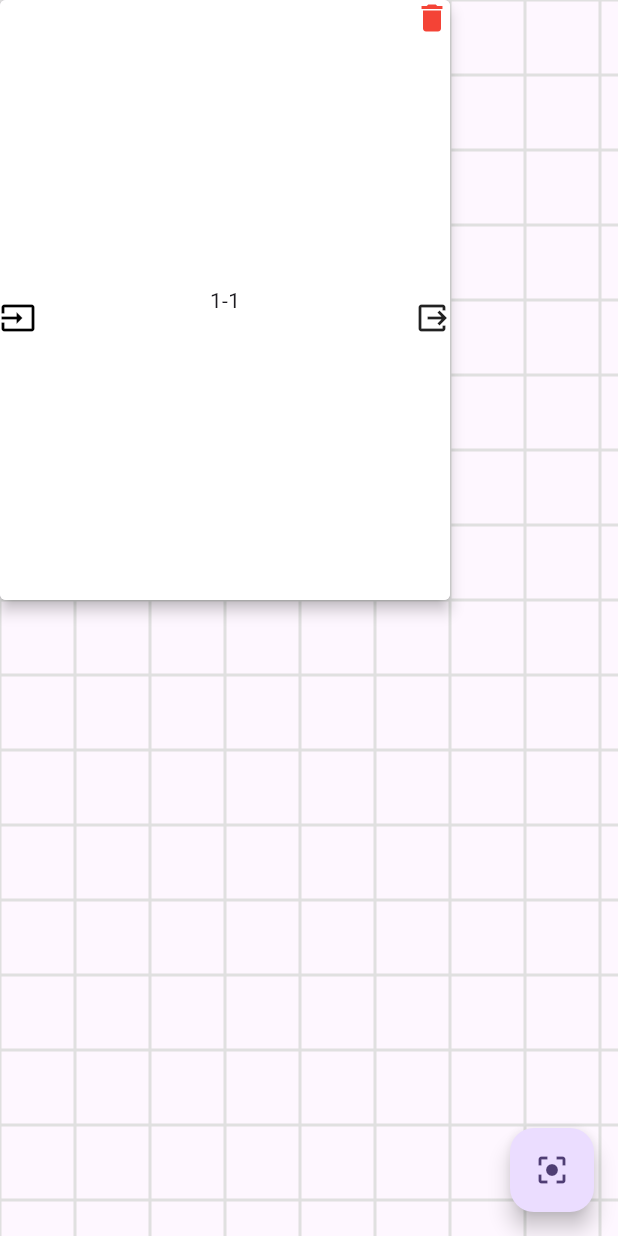
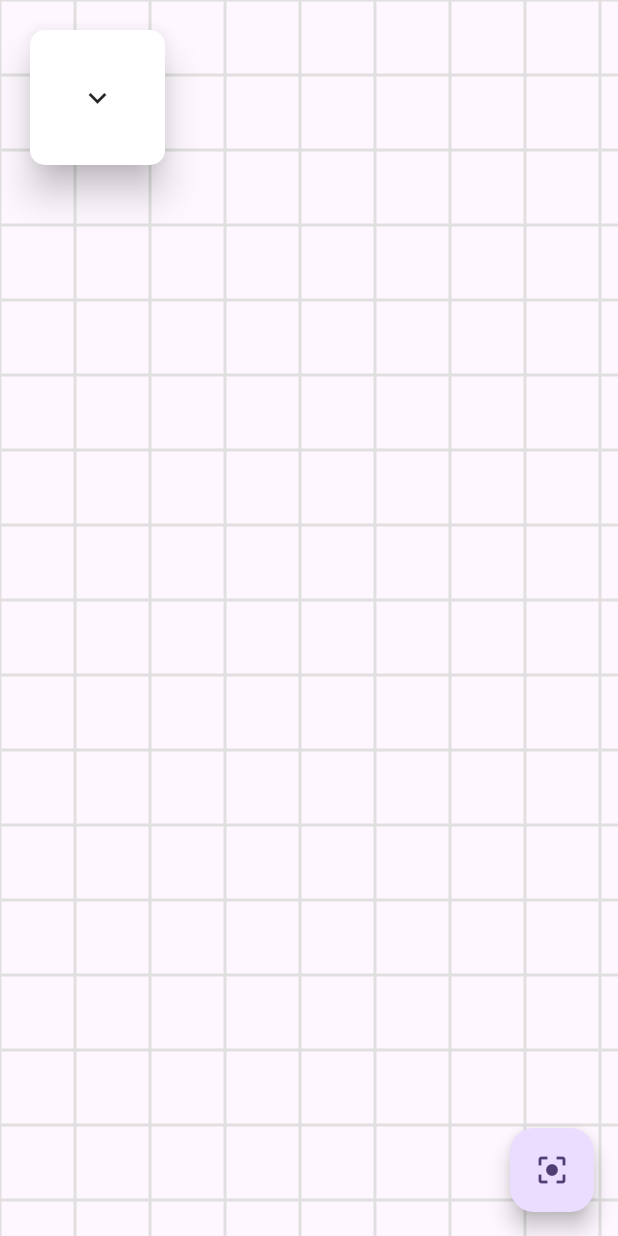
Before and after one commit to guchengxi1994/flow_compose, a Flutter app: the screen it shows after launch, on a phone screen of 412 x 824 dp. Run offline on Flutter 3.47's test engine with Material 3 defaults, Android fonts, the phone set to English and light mode, and no system bars.

Commit message:
feat: drag nodes to board

```diff
--- a/example/lib/main.dart
+++ b/example/lib/main.dart
@@ -31,15 +31,17 @@ class MyHomePage extends StatefulWidget {
 
 class _MyHomePageState extends State<MyHomePage> {
   final controller = BoardController(
-      initialState: BoardState<Edge>(data: BaseNode.fake(), edges: {}));
+      initialState: BoardState<Edge>(data: [], edges: {}),
+      nodes: [
+        BaseNode(
+          label: "fake",
+          uuid: "fake",
+          depth: -1,
+          offset: Offset.zero,
+        )
+      ]);
   @override
   Widget build(BuildContext context) {
-    // This method is rerun every time setState is called, for instance as done
-    // by the _incrementCounter method above.
-    //
-    // The Flutter framework has been optimized to make rerunning build methods
-    // fast, so that you can just rebuild anything that needs updating rather
-    // than having to individually change instances of widgets.
     return Scaffold(
       body: InfiniteDrawingBoard(
         controller: controller,
--- a/lib/src/board.dart
+++ b/lib/src/board.dart
@@ -1,5 +1,6 @@
 import 'package:flow_compose/flow_compose.dart';
 import 'package:flow_compose/src/annotation.dart';
+import 'package:flow_compose/src/nodes/node_list_widget.dart';
 import 'package:flow_compose/src/nodes/nodes.dart';
 import 'package:flutter/gestures.dart';
 import 'package:flutter/material.dart';
@@ -110,6 +111,12 @@ class _InfiniteDrawingBoardState extends State<InfiniteDrawingBoard> {
     currentUuid = null;
   }
 
+  void _addNewNode(INode node) {
+    boardNotifier.value = boardNotifier.value.copyWith(
+      data: boardNotifier.value.data.toList()..add(node),
+    );
+  }
+
   void _handleNodeDrag(String uuid, Offset offset, double factor) {
     var data = boardNotifier.value.data;
     data = data.map((e) {
@@ -158,9 +165,9 @@ class _InfiniteDrawingBoardState extends State<InfiniteDrawingBoard> {
             child: ValueListenableBuilder(
               valueListenable: boardNotifier,
               builder: (context, state, child) {
-                Widget child = Container();
-                if (state.data.isNotEmpty) {
-                  child = Stack(
+                Widget child = DragTarget<INode>(
+                  builder: (c, _, __) {
+                    return Stack(
                       children: [
                         Container(
                           color: Colors.transparent,
@@ -186,10 +193,27 @@ class _InfiniteDrawingBoardState extends State<InfiniteDrawingBoard> {
                               _paintEdgeFromAToB(from, to);
                             },
                           );
-                      })
+                        }),
+                        Positioned(
+                            left: 20,
+                            top: 20,
+                            child: NodeListWidget(
+                              nodes: widget.controller?.nodes ?? [],
+                            ))
                       ],
                     );
-                }
+                  },
+                  onWillAcceptWithDetails: (details) {
+                    debugPrint("will accept details ${details.offset}");
+                    return true;
+                  },
+                  onAcceptWithDetails: (details) {
+                    debugPrint("accept details ${details.offset}");
+                    final node = details.data
+                        .copyWith(uuid: uuid.v4(), offset: details.offset);
+                    _addNewNode(node);
+                  },
+                );
 
                 return CustomPaint(
                   painter: InfiniteCanvasPainter(
--- a/lib/src/controller.dart
+++ b/lib/src/controller.dart
@@ -1,11 +1,14 @@
+import 'package:flow_compose/src/nodes/inode.dart';
 import 'package:flow_compose/src/state.dart';
 import 'package:flutter/material.dart';
 
 class BoardController {
   final ValueNotifier<BoardState> state;
+  final List<INode> nodes;
 
   BoardController({
     BoardState? initialState,
+    required this.nodes,
   }) : state = ValueNotifier(initialState ?? BoardState());
 
   BoardState get value => state.value;
--- a/lib/src/nodes/inode.dart
+++ b/lib/src/nodes/inode.dart
@@ -1,4 +1,4 @@
-import 'dart:ui';
+import 'package:flutter/material.dart';
 
 abstract class INode {
   final double width;
@@ -8,16 +8,32 @@ abstract class INode {
   final int depth;
   final Offset offset;
   final List<INode> children;
+  final String nodeName;
+  final String description;
 
-  INode({
-    this.width = 300,
+  Widget fakeWidget() {
+    return Material(
+      elevation: 10,
+      child: SizedBox(
+        width: width,
+        height: height,
+        child: Center(
+          child: Text(label),
+        ),
+      ),
+    );
+  }
+
+  INode(
+      {this.width = 300,
       this.height = 400,
       required this.label,
       required this.uuid,
       required this.depth,
       required this.offset,
       this.children = const [],
-  });
+      this.nodeName = "base",
+      this.description = "Base node, just for testing purposes"});
 
   Offset get outputPoint => Offset(offset.dx + width, offset.dy + 0.5 * height);
 
--- /dev/null
+++ b/lib/src/nodes/node_list_widget.dart
@@ -0,0 +1,129 @@
+import 'package:flutter/material.dart';
+
+import 'inode.dart';
+
+class NodeListWidget extends StatefulWidget {
+  const NodeListWidget({super.key, required this.nodes});
+  final List<INode> nodes;
+
+  @override
+  State<NodeListWidget> createState() => _NodeListWidgetState();
+}
+
+class _NodeListWidgetState extends State<NodeListWidget> {
+  bool isExpanded = false;
+
+  @override
+  Widget build(BuildContext context) {
+    return Material(
+      color: Colors.white,
+      elevation: 10,
+      borderRadius:
+          isExpanded ? BorderRadius.circular(20) : BorderRadius.circular(10),
+      child: Padding(
+        padding: EdgeInsets.all(20),
+        child: AnimatedContainer(
+          width: isExpanded ? 300 : 50,
+          height: isExpanded ? 800 : 50,
+          decoration: BoxDecoration(
+            borderRadius: isExpanded
+                ? BorderRadius.circular(20)
+                : BorderRadius.circular(10),
+            color: Colors.transparent,
+          ),
+          duration: Duration(milliseconds: 500),
+          child: isExpanded
+              ? Stack(
+                  children: [
+                    SingleChildScrollView(
+                      child: Column(
+                        children: [
+                          SizedBox(
+                            height: 30,
+                          ),
+                          SizedBox(
+                            height: 20,
+                          ),
+                          ...widget.nodes.map((e) => Draggable(
+                              data: e,
+                              feedback: e.fakeWidget(),
+                              child: _buildNode(e)))
+                        ],
+                      ),
+                    ),
+                    Positioned(
+                        top: 10,
+                        left: 10,
+                        child: SizedBox(
+                          height: 30,
+                          child: Row(
+                            children: [
+                              InkWell(
+                                onTap: () {
+                                  setState(() {
+                                    isExpanded = false;
+                                  });
+                                },
+                                child: Transform.flip(
+                                  flipY: true,
+                                  child: Icon(Icons.expand_more),
+                                ),
+                              )
+                            ],
+                          ),
+                        ))
+                  ],
+                )
+              : InkWell(
+                  onTap: () {
+                    setState(() {
+                      isExpanded = true;
+                    });
+                  },
+                  child: Icon(Icons.expand_more),
+                ),
+        ),
+      ),
+    );
+  }
+
+  Widget _buildNode(INode node) {
+    return Container(
+      padding: EdgeInsets.all(8),
+      decoration: BoxDecoration(
+          border: Border.all(color: Colors.black, width: 1),
+          borderRadius: BorderRadius.circular(4)),
+      child: Row(
+        children: [
+          SizedBox(
+            width: 30,
+            height: 30,
+            child: Icon(Icons.note_rounded),
+          ),
+          SizedBox(
+            width: 20,
+          ),
+          Expanded(
+              child: Column(
+            crossAxisAlignment: CrossAxisAlignment.start,
+            children: [
+              Text(
+                node.nodeName,
+                style: TextStyle(fontWeight: FontWeight.bold),
+                maxLines: 1,
+                overflow: TextOverflow.ellipsis,
+                softWrap: true,
+              ),
+              Text(
+                node.description,
+                maxLines: 1,
+                overflow: TextOverflow.ellipsis,
+                softWrap: true,
+              )
+            ],
+          ))
+        ],
+      ),
+    );
+  }
+}
```
Also changed, not shown: lib/src/nodes/base_node.dart (+8 -6 lines). Lines whose indentation alone changed are shown as unchanged.
